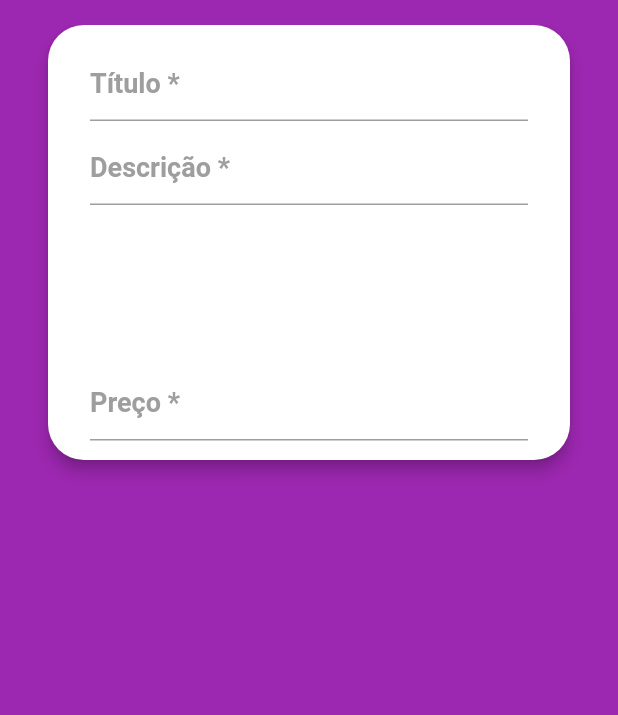
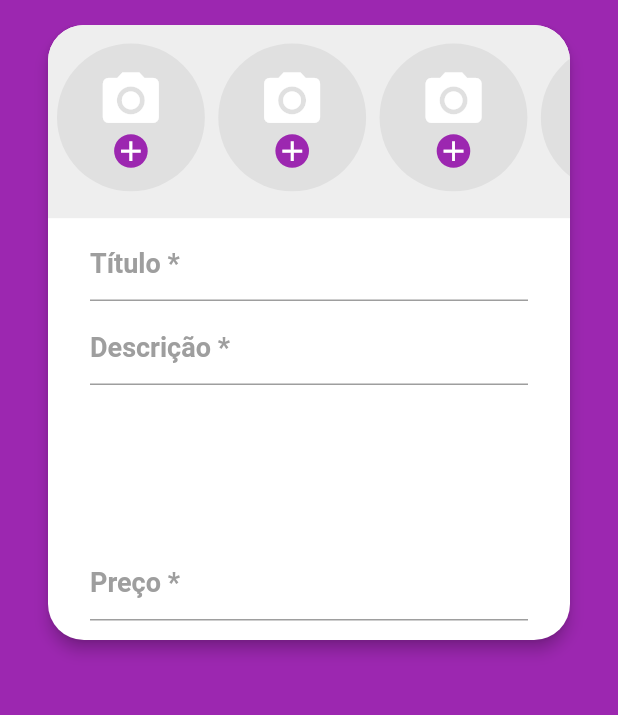
Before and after one commit to marcosmanto/xlo_mobx, a Flutter app: the screen it shows after launch, swiped to page 2, on a phone screen of 412 x 824 dp, the part 59-774 px from its top. Run offline on Flutter 3.47's test engine with Material 2 defaults, Android fonts, the phone set to English and light mode, and no system bars; our stand-ins replace brasil_fields, flutter_mobx, get_it, mobx, parse_server_sdk_flutter; accounts and stored records are empty; generated files the repository leaves out were written again.

Commit message:
Added images field component that will display ad's selected images.

```diff
--- /dev/null
+++ b/lib/screens/create/components/images_field.dart
@@ -0,0 +1,72 @@
+import 'dart:io';
+
+import 'package:flutter/cupertino.dart';
+import 'package:flutter/material.dart';
+
+class ImagesField extends StatelessWidget {
+  const ImagesField({super.key});
+
+  @override
+  Widget build(BuildContext context) {
+    return Transform.scale(
+      scaleX: 1.12,
+      scaleY: 1.12,
+      origin: Offset(0, 120),
+      child: Container(
+        color: Colors.grey[200],
+        height: 120,
+        child: ListView.builder(
+          scrollDirection: Axis.horizontal,
+          itemCount: 5,
+          itemBuilder: (_, int index) {
+            return GestureDetector(
+              onTap: () {
+                if (Platform.isAndroid) {
+                  showModalBottomSheet(
+                    context: context,
+                    builder: (context) => Container(),
+                  );
+                } else {
+                  showCupertinoModalPopup(
+                    context: context,
+                    builder: (context) => Container(),
+                  );
+                }
+              },
+              child: Padding(
+                padding: const EdgeInsets.fromLTRB(8, 8, 0, 8),
+                child: CircleAvatar(
+                    radius: 44,
+                    backgroundColor: Colors.grey[300],
+                    child: Column(
+                      mainAxisAlignment: MainAxisAlignment.center,
+                      children: [
+                        Icon(
+                          Icons.camera_alt,
+                          color: Colors.white,
+                          size: 40,
+                        ),
+                        Container(
+                          width: 20,
+                          height: 20,
+                          alignment: Alignment.center,
+                          decoration: BoxDecoration(
+                            color: Theme.of(context).colorScheme.primary,
+                            shape: BoxShape.circle,
+                          ),
+                          child: Icon(
+                            Icons.add,
+                            color: Colors.white,
+                            size: 20,
+                          ),
+                        )
+                      ],
+                    )),
+              ),
+            );
+          },
+        ),
+      ),
+    );
+  }
+}
--- a/lib/screens/create/create_screen.dart
+++ b/lib/screens/create/create_screen.dart
@@ -2,6 +2,8 @@ import 'package:brasil_fields/brasil_fields.dart';
 import 'package:flutter/material.dart';
 import 'package:flutter/services.dart';
 import 'package:xlo_mobx/components/custom_drawer/custom_drawer.dart';
+
+import 'components/images_field.dart';
 
 class CreateScreen extends StatelessWidget {
   const CreateScreen({super.key});
@@ -16,6 +18,7 @@ class CreateScreen extends StatelessWidget {
       ),
       body: SingleChildScrollView(
         child: Card(
+          clipBehavior: Clip.antiAlias,
           shape:
               RoundedRectangleBorder(borderRadius: BorderRadius.circular(24)),
           margin: EdgeInsets.symmetric(horizontal: 32),
@@ -26,6 +29,7 @@ class CreateScreen extends StatelessWidget {
               mainAxisSize: MainAxisSize.min,
               crossAxisAlignment: CrossAxisAlignment.stretch,
               children: [
+                ImagesField(),
                 AdFormField(
                   labelText: 'Título',
                   isRequired: true,
```
